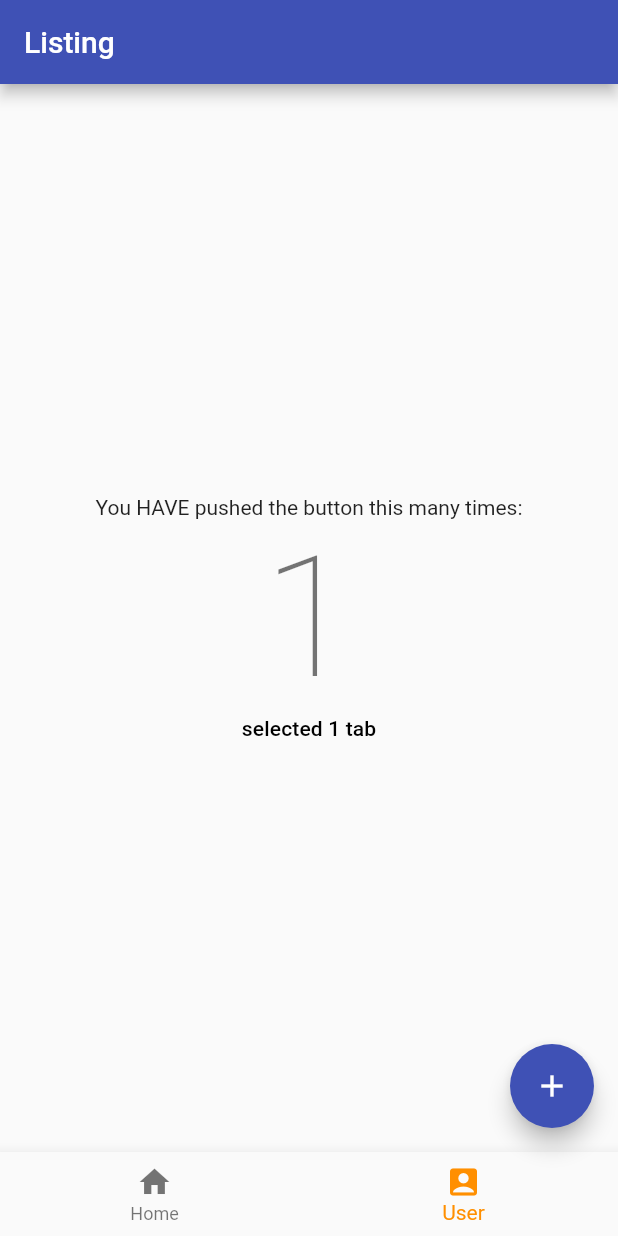
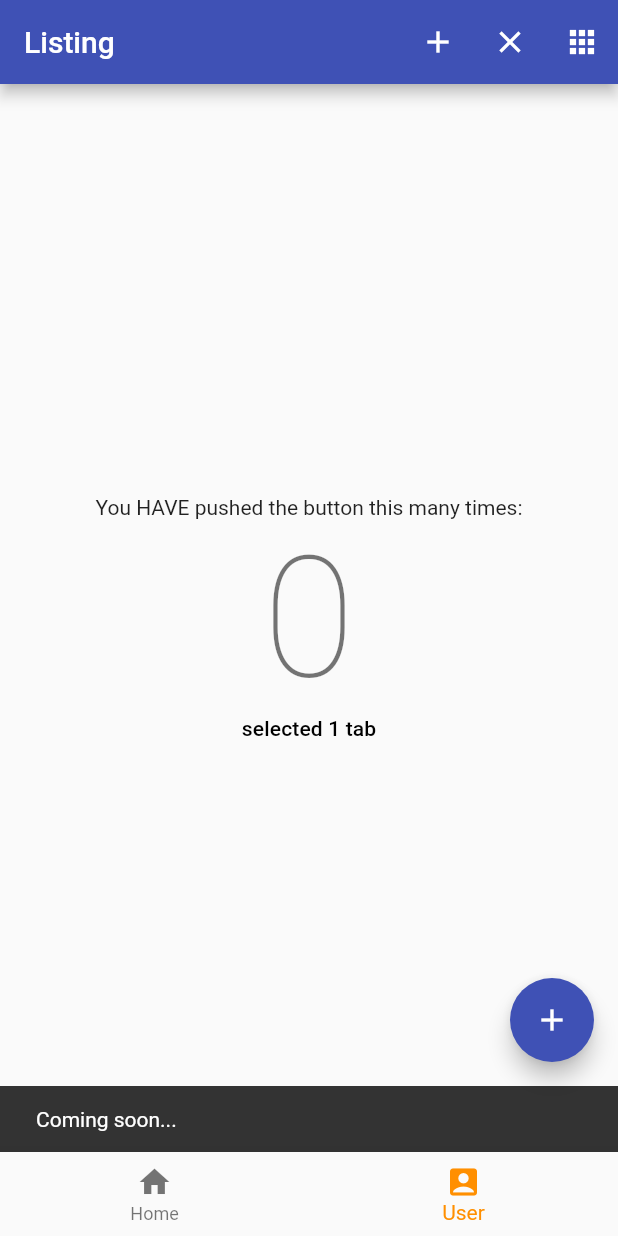
Before and after one commit to VideoTutorials/listing-flutter-app, a Flutter app: the screen it shows after launch, item 2 of the bottom bar chosen, after a tap on the "add" icon, on a phone screen of 412 x 824 dp. Run offline on Flutter 3.47's test engine with Material 2 defaults, Android fonts, the phone set to English and light mode, and no system bars.

Commit message:
appbar icons

```diff
--- a/lib/main.dart
+++ b/lib/main.dart
@@ -55,7 +55,31 @@ class _MyHomePageState extends State<MyHomePage> {
     return Scaffold(
       key: scaffoldKey,
       appBar: AppBar(
-        title: Text(widget.title)
+        title: Text(widget.title),
+        actions: [
+          IconButton(
+            icon: Icon(Icons.add),
+            onPressed: () {
+              scaffoldKey.currentState.showSnackBar(
+                SnackBar(content: Text("Coming soon..."), duration: Duration(seconds: 1),)
+              );
+            },
+          ),
+          IconButton(
+            icon: Icon(Icons.clear),
+            onPressed: () {
+              _resetCounter();
+            },
+          ),
+          IconButton(
+            icon: Icon(Icons.apps),
+            onPressed: () {
+              scaffoldKey.currentState.showSnackBar(
+                SnackBar(content: Text("Coming soon..."), duration: Duration(seconds: 1),)
+              );
+            },
+          )
+        ],
       ),
       bottomNavigationBar: BottomNavigationBar(
         items: const <BottomNavigationBarItem>[
```
